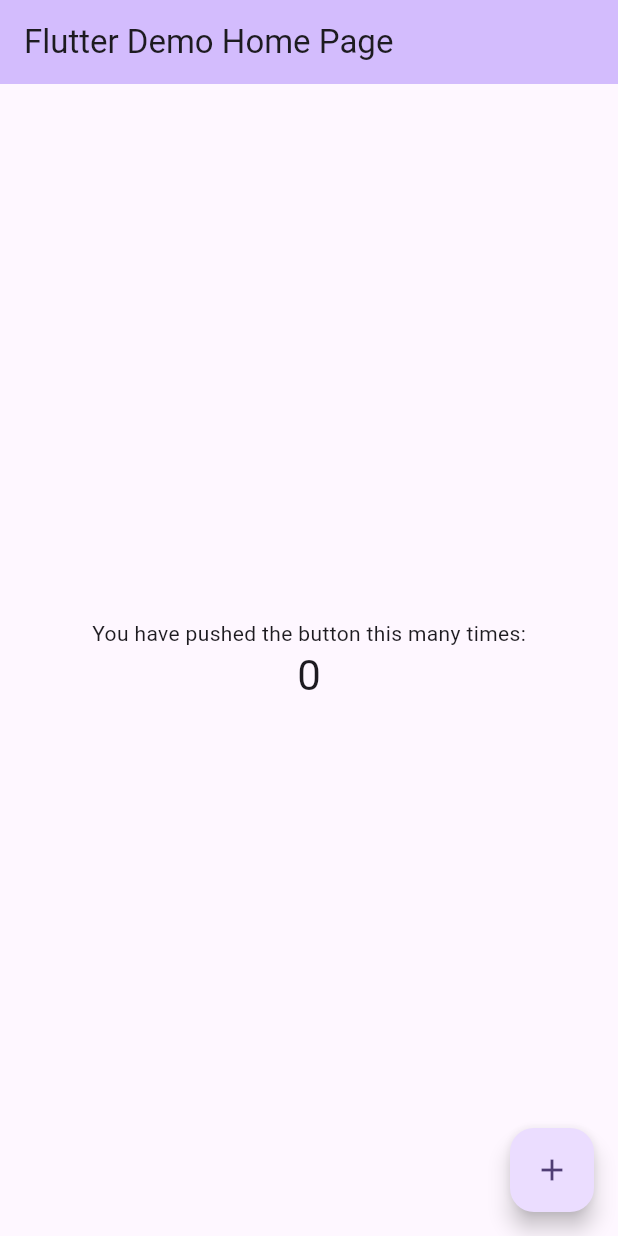
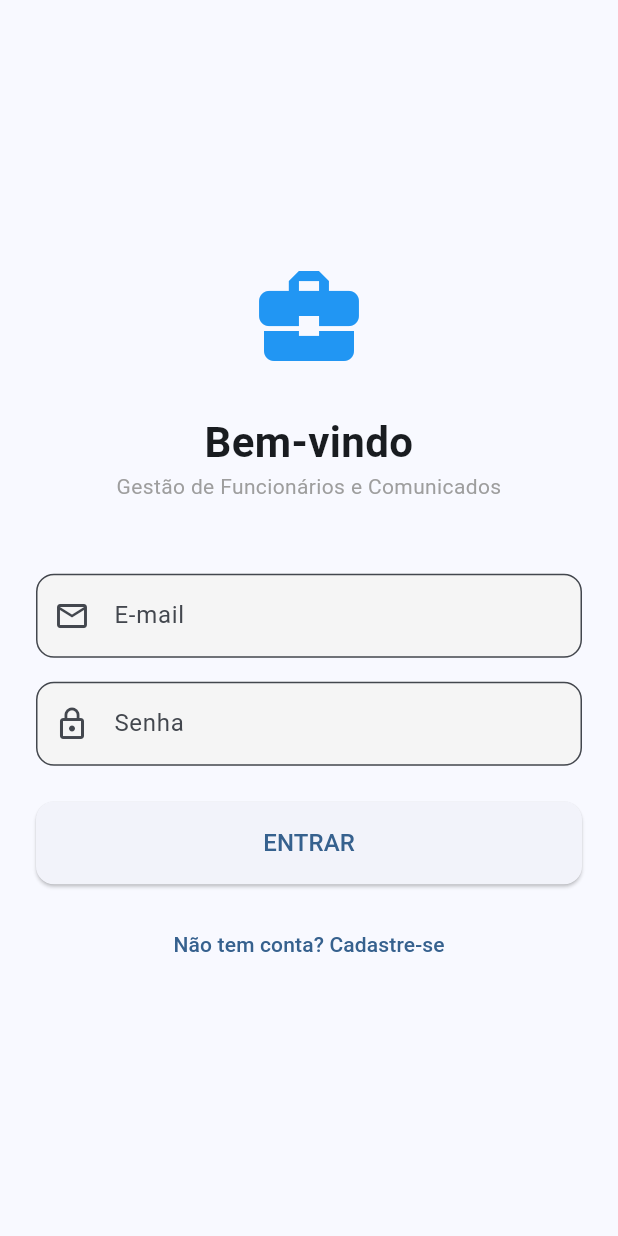
Before and after one commit to could-ai/019ac386-7110-760c-93be-2cc4c72fd020, a Flutter app: the screen it shows after launch, on a phone screen of 412 x 824 dp. Run offline on Flutter 3.47's test engine with Material 3 defaults, Android fonts, the phone set to English and light mode, and no system bars.

Commit message:
Configuração inicial do app com rotas para Login, Cadastro, Home e Lista de Funcionários. Definição de tema visual.; Tela de Login com validação de formulário e navegação para Home ou Cadastro.; Tela de Cadastro de Funcionários com campos para nome, email, cargo e senha.; Tela Principal (Dashboard) exibindo lista de comunicados e menu lateral (Drawer) para navegação.; Tela de Listagem de Funcionários com visualização de detalhes.

```diff
--- a/usr/lib/main.dart
+++ b/usr/lib/main.dart
@@ -1,4 +1,8 @@
 import 'package:flutter/material.dart';
+import 'screens/login_screen.dart';
+import 'screens/register_screen.dart';
+import 'screens/home_screen.dart';
+import 'screens/employees_screen.dart';
 
 void main() {
   runApp(const MyApp());
@@ -7,117 +11,37 @@ void main() {
 class MyApp extends StatelessWidget {
   const MyApp({super.key});
 
-  // This widget is the root of your application.
   @override
   Widget build(BuildContext context) {
     return MaterialApp(
-      title: 'Flutter Demo',
+      title: 'Gestão de Funcionários',
       debugShowCheckedModeBanner: false,
       theme: ThemeData(
-        // This is the theme of your application.
-        //
-        // TRY THIS: Try running your application with "flutter run". You'll see
-        // the application has a purple toolbar. Then, without quitting the app,
-        // try changing the seedColor in the colorScheme below to Colors.green
-        // and then invoke "hot reload" (save your changes or press the "hot
-        // reload" button in a Flutter-supported IDE, or press "r" if you used
-        // the command line to start the app).
-        //
-        // Notice that the counter didn't reset back to zero; the application
-        // state is not lost during the reload. To reset the state, use hot
-        // restart instead.
-        //
-        // This works for code too, not just values: Most code changes can be
-        // tested with just a hot reload.
-        colorScheme: ColorScheme.fromSeed(seedColor: Colors.deepPurple),
+        colorScheme: ColorScheme.fromSeed(seedColor: Colors.blue),
+        useMaterial3: true,
+        inputDecorationTheme: InputDecorationTheme(
+          border: OutlineInputBorder(
+            borderRadius: BorderRadius.circular(12),
+          ),
+          filled: true,
+          fillColor: Colors.grey.shade100,
+        ),
+        elevatedButtonTheme: ElevatedButtonThemeData(
+          style: ElevatedButton.styleFrom(
+            padding: const EdgeInsets.symmetric(vertical: 16),
+            shape: RoundedRectangleBorder(
+              borderRadius: BorderRadius.circular(12),
+            ),
+          ),
+        ),
       ),
       initialRoute: '/',
       routes: {
-        '/': (context) => const MyHomePage(title: 'Flutter Demo Home Page'),
+        '/': (context) => const LoginScreen(),
+        '/register': (context) => const RegisterScreen(),
+        '/home': (context) => const HomeScreen(),
+        '/employees': (context) => const EmployeesScreen(),
       },
     );
   }
 }
-
-class MyHomePage extends StatefulWidget {
-  const MyHomePage({super.key, required this.title});
-
-  // This widget is the home page of your application. It is stateful, meaning
-  // that it has a State object (defined below) that contains fields that affect
-  // how it looks.
-
-  // This class is the configuration for the state. It holds the values (in this
-  // case the title) provided by the parent (in this case the App widget) and
-  // used by the build method of the State. Fields in a Widget subclass are
-  // always marked "final".
-
-  final String title;
-
-  @override
-  State<MyHomePage> createState() => _MyHomePageState();
-}
-
-class _MyHomePageState extends State<MyHomePage> {
-  int _counter = 0;
-
-  void _incrementCounter() {
-    setState(() {
-      // This call to setState tells the Flutter framework that something has
-      // changed in this State, which causes it to rerun the build method below
-      // so that the display can reflect the updated values. If we changed
-      // _counter without calling setState(), then the build method would not be
-      // called again, and so nothing would appear to happen.
-      _counter++;
-    });
-  }
-
-  @override
-  Widget build(BuildContext context) {
-    // This method is rerun every time setState is called, for instance as done
-    // by the _incrementCounter method above.
-    //
-    // The Flutter framework has been optimized to make rerunning build methods
-    // fast, so that you can just rebuild anything that needs updating rather
-    // than having to individually change instances of widgets.
-    return Scaffold(
-      appBar: AppBar(
-        // TRY THIS: Try changing the color here to a specific color (to
-        // Colors.amber, perhaps?) and trigger a hot reload to see the AppBar
-        // change color while the other colors stay the same.
-        backgroundColor: Theme.of(context).colorScheme.inversePrimary,
-        // Here we take the value from the MyHomePage object that was created by
-        // the App.build method, and use it to set our appbar title.
-        title: Text(widget.title),
-      ),
-      body: Center(
-        // Center is a layout widget. It takes a single child and positions it
-        // in the middle of the parent.
-        child: Column(
-          // Column is also a layout widget. It takes a list of children and
-          // arranges them vertically. By default, it sizes itself to fit its
-          // children horizontally, and tries to be as tall as its parent.
-          //
-          // Column has various properties to control how it sizes itself and
-          // how it positions its children. Here we use mainAxisAlignment to
-          // center the children vertically; the main axis here is the vertical
-          // axis because Columns are vertical (the cross axis would be
-          // horizontal).
-          //
-          // TRY THIS: Invoke "debug painting" (choose the "Toggle Debug Paint"
-          // action in the IDE, or press "p" in the console), to see the
-          // wireframe for each widget.
-          mainAxisAlignment: MainAxisAlignment.center,
-          children: <Widget>[
-            const Text('You have pushed the button this many times:'),
-            Text('$_counter', style: Theme.of(context).textTheme.headlineMedium),
-          ],
-        ),
-      ),
-      floatingActionButton: FloatingActionButton(
-        onPressed: _incrementCounter,
-        tooltip: 'Increment',
-        child: const Icon(Icons.add),
-      ), // This trailing comma makes auto-formatting nicer for build methods.
-    );
-  }
-}
--- /dev/null
+++ b/usr/lib/screens/login_screen.dart
@@ -0,0 +1,106 @@
+import 'package:flutter/material.dart';
+
+class LoginScreen extends StatefulWidget {
+  const LoginScreen({super.key});
+
+  @override
+  State<LoginScreen> createState() => _LoginScreenState();
+}
+
+class _LoginScreenState extends State<LoginScreen> {
+  final _formKey = GlobalKey<FormState>();
+  final _emailController = TextEditingController();
+  final _passwordController = TextEditingController();
+  bool _isLoading = false;
+
+  void _login() async {
+    if (_formKey.currentState!.validate()) {
+      setState(() => _isLoading = true);
+
+      // Simulação de delay de rede
+      await Future.delayed(const Duration(seconds: 1));
+
+      if (mounted) {
+        setState(() => _isLoading = false);
+        // Navegar para a Home após "login"
+        Navigator.pushReplacementNamed(context, '/home');
+      }
+    }
+  }
+
+  @override
+  Widget build(BuildContext context) {
+    return Scaffold(
+      body: Center(
+        child: SingleChildScrollView(
+          padding: const EdgeInsets.all(24.0),
+          child: Form(
+            key: _formKey,
+            child: Column(
+              mainAxisAlignment: MainAxisAlignment.center,
+              crossAxisAlignment: CrossAxisAlignment.stretch,
+              children: [
+                const Icon(Icons.business_center, size: 80, color: Colors.blue),
+                const SizedBox(height: 24),
+                const Text(
+                  'Bem-vindo',
+                  textAlign: TextAlign.center,
+                  style: TextStyle(fontSize: 28, fontWeight: FontWeight.bold),
+                ),
+                const Text(
+                  'Gestão de Funcionários e Comunicados',
+                  textAlign: TextAlign.center,
+                  style: TextStyle(color: Colors.grey),
+                ),
+                const SizedBox(height: 48),
+                TextFormField(
+                  controller: _emailController,
+                  decoration: const InputDecoration(
+                    labelText: 'E-mail',
+                    prefixIcon: Icon(Icons.email_outlined),
+                  ),
+                  keyboardType: TextInputType.emailAddress,
+                  validator: (value) {
+                    if (value == null || value.isEmpty) {
+                      return 'Por favor, insira seu e-mail';
+                    }
+                    return null;
+                  },
+                ),
+                const SizedBox(height: 16),
+                TextFormField(
+                  controller: _passwordController,
+                  decoration: const InputDecoration(
+                    labelText: 'Senha',
+                    prefixIcon: Icon(Icons.lock_outline),
+                  ),
+                  obscureText: true,
+                  validator: (value) {
+                    if (value == null || value.isEmpty) {
+                      return 'Por favor, insira sua senha';
+                    }
+                    return null;
+                  },
+                ),
+                const SizedBox(height: 24),
+                ElevatedButton(
+                  onPressed: _isLoading ? null : _login,
+                  child: _isLoading
+                      ? const CircularProgressIndicator()
+                      : const Text('ENTRAR', style: TextStyle(fontSize: 16)),
+                ),
+                const SizedBox(height: 16),
+                TextButton(
+                  onPressed: () {
+                    Navigator.pushNamed(context, '/register');
+                  },
+                  child: const Text('Não tem conta? Cadastre-se'),
+                ),
+              ],
+            ),
+          ),
+        ),
+      ),
+    );
+  }
+}
```
Also changed, not shown: usr/lib/screens/employees_screen.dart (added, +63 -0 lines), usr/lib/screens/home_screen.dart (added, +151 -0 lines), usr/lib/screens/register_screen.dart (added, +109 -0 lines).
